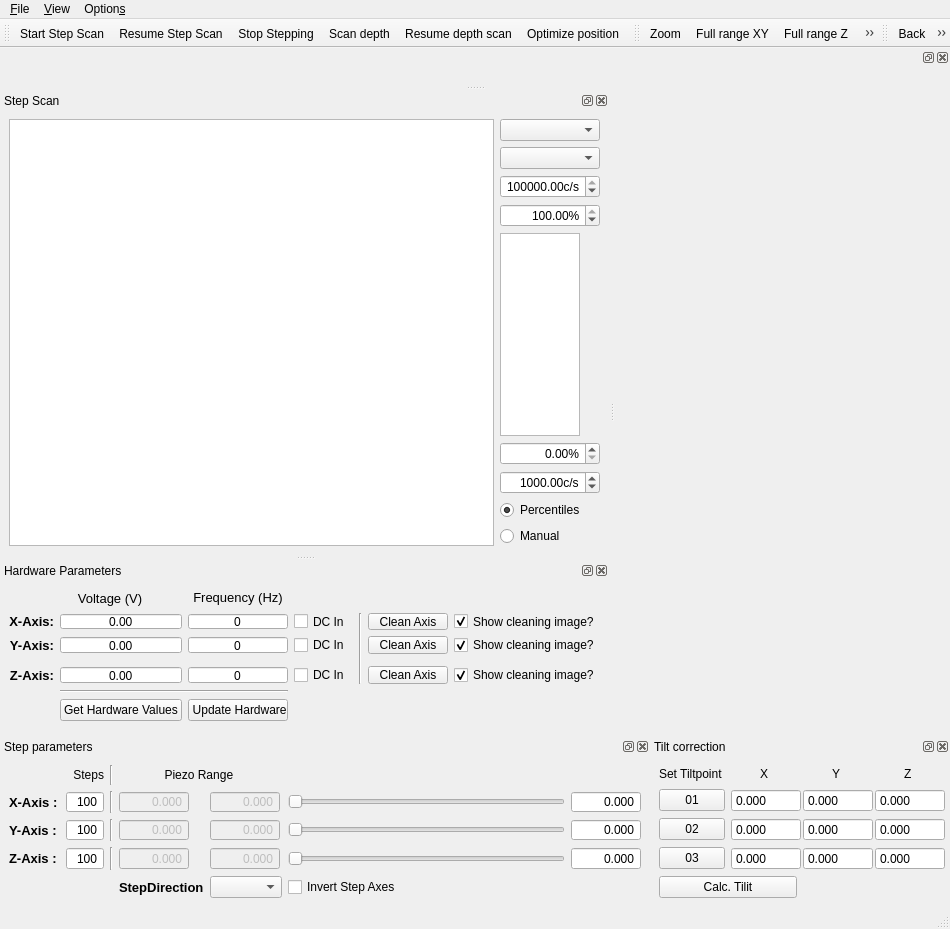
First picture: the form in gui/confocal_stepper/ui_confocal_stepper_gui.ui, repository Ulm-IQO/qudi, before the edit.
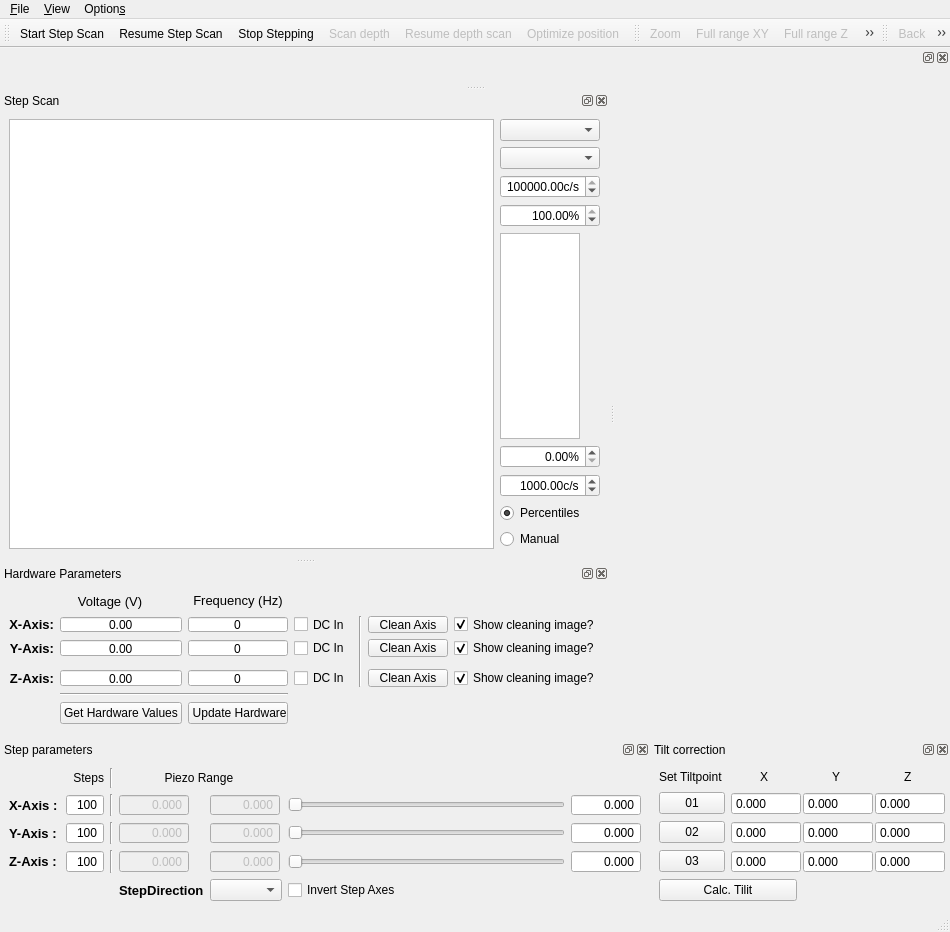
Second picture: the form after the edit. Icons and pictures are not drawn. Custom widgets are drawn as their Qt base class.

Commit message:
Debugging first scan positions refind option of step scanner and other errors.
Still mapping of scan positions faulty.

```diff
--- a/gui/confocal_stepper/ui_confocal_stepper_gui.ui
+++ b/gui/confocal_stepper/ui_confocal_stepper_gui.ui
@@ -7,7 +7,7 @@
     <x>0</x>
     <y>0</y>
     <width>950</width>
-    <height>929</height>
+    <height>932</height>
    </rect>
   </property>
   <property name="sizePolicy">
@@ -960,6 +960,12 @@
    </widget>
   </widget>
   <widget class="QDockWidget" name="step_dockWidget">
+   <property name="minimumSize">
+    <size>
+     <width>201</width>
+     <height>440</height>
+    </size>
+   </property>
    <property name="floating">
     <bool>false</bool>
    </property>
@@ -1061,7 +1067,7 @@
            <item>
             <widget class="PlotWidget" name="cb_ViewWidget">
              <property name="sizePolicy">
-              <sizepolicy hsizetype="Preferred" vsizetype="Preferred">
+              <sizepolicy hsizetype="Preferred" vsizetype="MinimumExpanding">
                <horstretch>0</horstretch>
                <verstretch>0</verstretch>
               </sizepolicy>
@@ -1169,6 +1175,9 @@
    </widget>
   </widget>
   <widget class="QToolBar" name="scan_ToolBar">
+   <property name="enabled">
+    <bool>true</bool>
+   </property>
    <property name="windowTitle">
     <string>Scan toolbar</string>
    </property>
@@ -1189,6 +1198,9 @@
    <addaction name="action_optimize_position"/>
   </widget>
   <widget class="QToolBar" name="util_ToolBar">
+   <property name="enabled">
+    <bool>true</bool>
+   </property>
    <property name="windowTitle">
     <string>Utilities Toolbar</string>
    </property>
@@ -2259,6 +2271,9 @@
    <property name="checkable">
     <bool>true</bool>
    </property>
+   <property name="enabled">
+    <bool>false</bool>
+   </property>
    <property name="icon">
     <iconset>
      <normaloff>../../artwork/icons/oxygen/22x22/zoom-select.png</normaloff>
@@ -2349,6 +2364,9 @@
    </property>
   </action>
   <action name="action_scan_depth_start">
+   <property name="enabled">
+    <bool>false</bool>
+   </property>
    <property name="icon">
     <iconset>
      <normaloff>../../artwork/icons/qudiTheme/22x22/scan-depth-start.png</normaloff>../../artwork/icons/qudiTheme/22x22/scan-depth-start.png</iconset>
@@ -2361,6 +2379,9 @@
    </property>
   </action>
   <action name="action_scan_depth_resume">
+   <property name="enabled">
+    <bool>false</bool>
+   </property>
    <property name="icon">
     <iconset>
      <normaloff>../../artwork/icons/qudiTheme/22x22/scan-depth-resume.png</normaloff>../../artwork/icons/qudiTheme/22x22/scan-depth-resume.png</iconset>
@@ -2373,6 +2394,9 @@
    </property>
   </action>
   <action name="action_optimize_position">
+   <property name="enabled">
+    <bool>false</bool>
+   </property>
    <property name="icon">
     <iconset>
      <normaloff>../../artwork/icons/qudiTheme/22x22/optimize-position.png</normaloff>../../artwork/icons/qudiTheme/22x22/optimize-position.png</iconset>
@@ -2448,6 +2472,9 @@
    <property name="checkable">
     <bool>true</bool>
    </property>
+   <property name="enabled">
+    <bool>false</bool>
+   </property>
    <property name="icon">
     <iconset>
      <normaloff>../../artwork/icons/qudiTheme/22x22/correct-tilt.png</normaloff>../../artwork/icons/qudiTheme/22x22/correct-tilt.png</iconset>
@@ -2466,7 +2493,7 @@
   </action>
   <action name="actionForward">
    <property name="enabled">
-    <bool>true</bool>
+    <bool>false</bool>
    </property>
    <property name="icon">
     <iconset>
@@ -2484,7 +2511,7 @@
   </action>
   <action name="actionBack">
    <property name="enabled">
-    <bool>true</bool>
+    <bool>false</bool>
    </property>
    <property name="icon">
     <iconset>
@@ -2512,6 +2539,9 @@
    </property>
   </action>
   <action name="action_full_range_xy">
+   <property name="enabled">
+    <bool>false</bool>
+   </property>
    <property name="icon">
     <iconset>
      <normaloff>../../artwork/icons/oxygen/22x22/zoom-fit-best.png</normaloff>../../artwork/icons/oxygen/22x22/zoom-fit-best.png</iconset>
@@ -2524,6 +2554,9 @@
    </property>
   </action>
   <action name="action_full_range_z">
+   <property name="enabled">
+    <bool>false</bool>
+   </property>
    <property name="icon">
     <iconset>
      <normaloff>../../artwork/icons/oxygen/22x22/zoom-fit-best.png</normaloff>../../artwork/icons/oxygen/22x22/zoom-fit-best.png</iconset>
```
Left out of the diff: 3 changed lines with no effect on the pictures. The commit also changes 2 other files.
